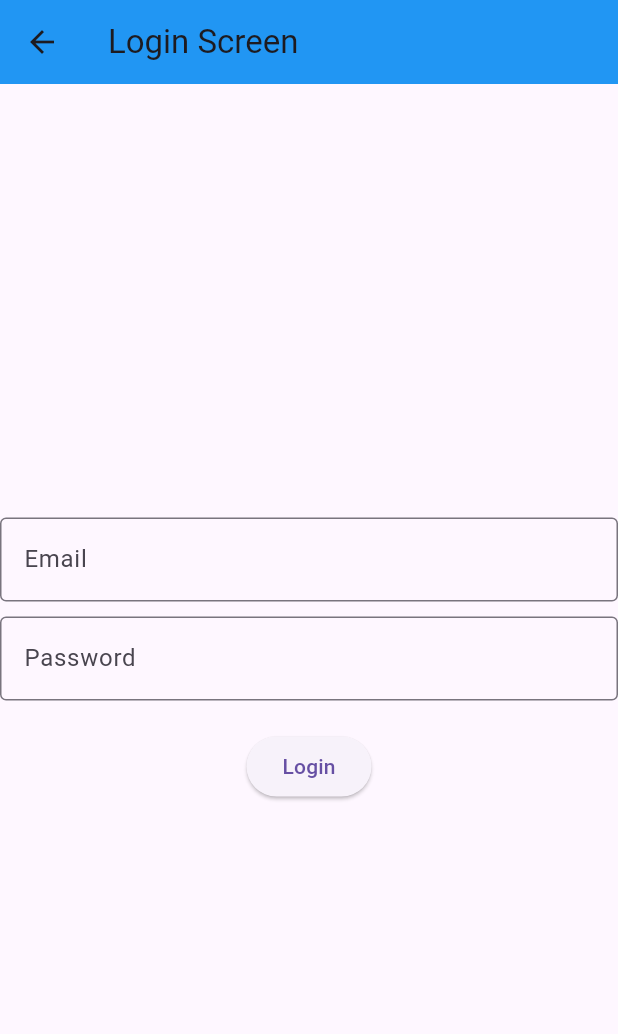
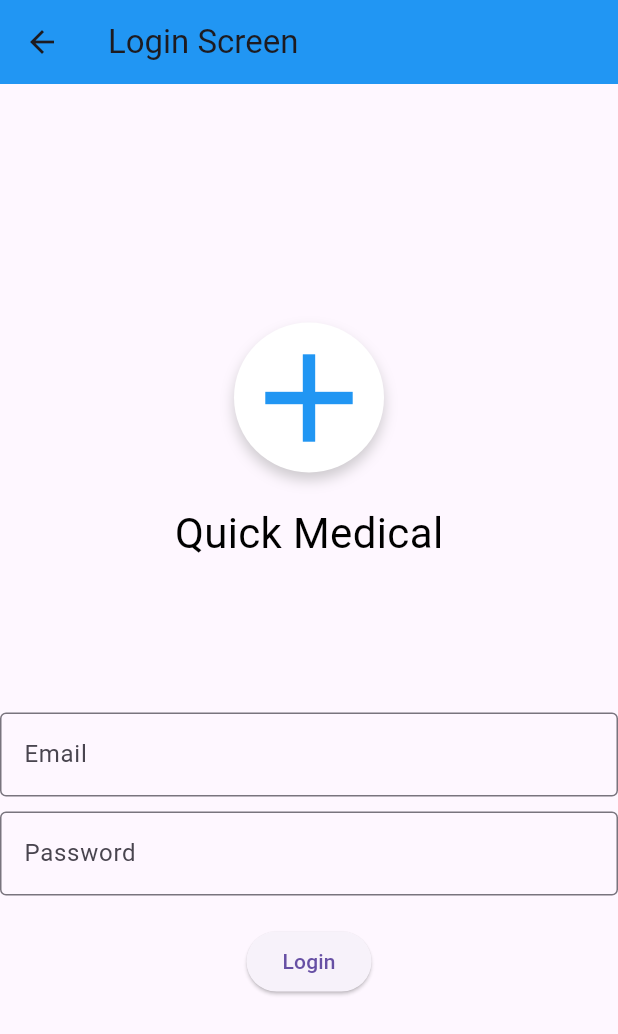
Before and after one commit to MunazzaJamal/Medical-app, a Flutter app: the screen it shows after launch, after a tap on "Already have an account? Login", on a phone screen of 412 x 824 dp. Shown: the top 1034 px of the screen. Run offline on Flutter 3.47's test engine with Material 3 defaults, Android fonts, the phone set to English and light mode, and no system bars; our stand-ins replace firebase_auth, firebase_core; accounts and stored records are empty; network calls fail.

```diff
--- a/lib/firebaseLogin/firebase_login.dart
+++ b/lib/firebaseLogin/firebase_login.dart
@@ -1,6 +1,7 @@
 import 'package:flutter/material.dart';
 import 'package:firebase_auth/firebase_auth.dart';
 import 'package:med_app/home.dart';
+import 'package:med_app/splash_1.dart';
 
 //registered email: abc@gmail.com
 //password: abc#@!
@@ -52,26 +53,6 @@ class _FirebaseLoginState extends State<FirebaseLogin> {
             );
           },
         );
-        //  else if (e.code == 'wrong-password') {
-        //   print('Wrong password provided for that user.');
-        //   showDialog(
-        //     context: context,
-        //     builder: (BuildContext context) {
-        //       return AlertDialog(
-        //         title: const Text('Login Failed'),
-        //         content: const Text('Wrong password.'),
-        //         actions: [
-        //           TextButton(
-        //             onPressed: () {
-        //               // Close the dialog and allow user to try again
-        //               Navigator.of(context).pop();
-        //             },
-        //             child: const Text('Try Again'),
-        //           ),
-        //         ],
-        //       );
-        //     },
-        //   );
       } else {
         print('Else condition: ${e.code}');
       }
@@ -89,6 +70,8 @@ class _FirebaseLoginState extends State<FirebaseLogin> {
         child: Column(
           mainAxisAlignment: MainAxisAlignment.center,
           children: [
+            logo(clr: Colors.black),
+            const SizedBox(height: 100),
             Container(
               width: 500,
               child: Column(
--- a/lib/firebaseLogin/firebase_signup.dart
+++ b/lib/firebaseLogin/firebase_signup.dart
@@ -1,6 +1,7 @@
 import 'package:flutter/material.dart';
 import 'package:firebase_auth/firebase_auth.dart';
 import 'package:med_app/firebaseLogin/firebase_login.dart';
+import 'package:med_app/splash_1.dart';
 
 class FirebaseSignup extends StatefulWidget {
   const FirebaseSignup({super.key});
@@ -37,6 +38,8 @@ class _FirebaseSignupState extends State<FirebaseSignup> {
         child: Column(
           mainAxisAlignment: MainAxisAlignment.center,
           children: [
+            logo(clr: Colors.black),
+            const SizedBox(height: 100),
             Container(
               width: 500,
               child: Column(
```
